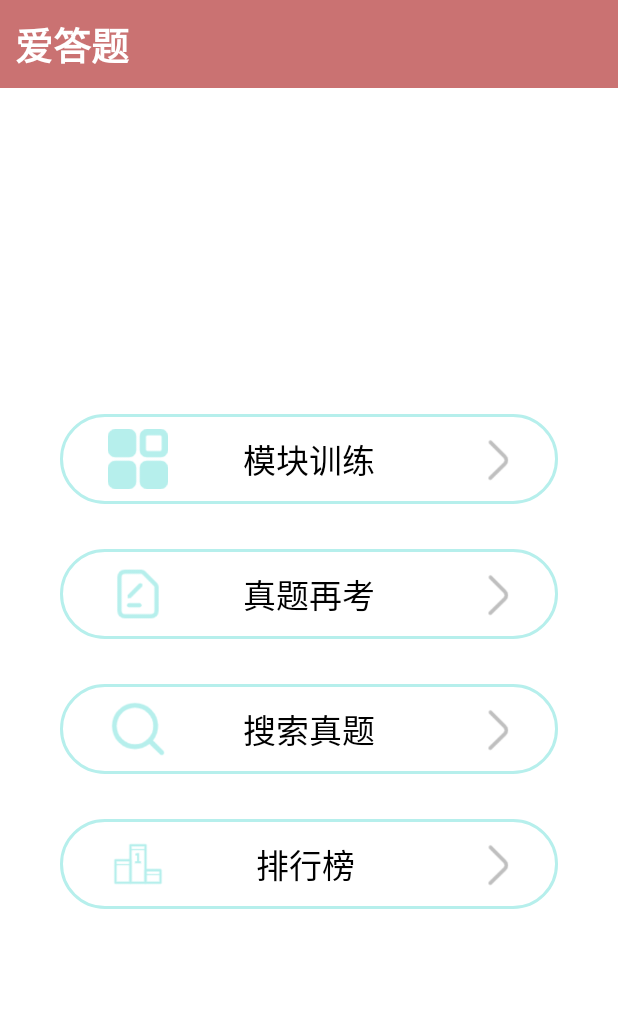
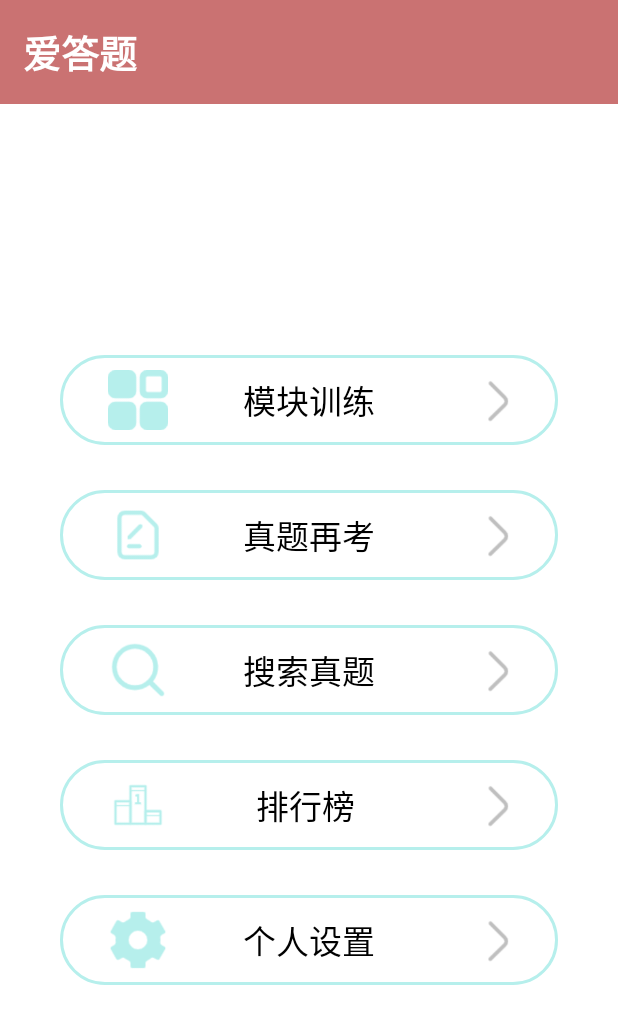
Before and after one commit to xukefaker/AndroidProject, an Android app: the HomeActivity screen opened directly, with no data from a screen before it, on a phone screen of 412 x 824 dp. Shown: the top 1024 px of the screen. Run offline under Robolectric (Android 15) with nearby library versions, the phone set to English and light mode, and no system bars; libraries missing offline, so code that uses them is left out: com.alibaba.fastjson, com.powater.common.

```diff
--- a/app/src/main/AndroidManifest.xml
+++ b/app/src/main/AndroidManifest.xml
@@ -25,7 +25,8 @@
                 <category android:name="android.intent.category.LAUNCHER" />
             </intent-filter>
         </activity>
-
+   <activity android:name=".QuestionTypeActivity"/>
+        <activity android:name=".QuestionAnswerActivity"/>
     </application>
 
 </manifest>
--- /dev/null
+++ b/app/src/main/res/drawable/question_type_btn_bg1.xml
@@ -0,0 +1,6 @@
+<?xml version="1.0" encoding="utf-8"?>
+<shape xmlns:android="http://schemas.android.com/apk/res/android">
+    <stroke android:color="#B6EFEC" android:width="2dp"/>
+
+
+</shape>
--- /dev/null
+++ b/app/src/main/res/drawable/question_type_btn_bg2.xml
@@ -0,0 +1,6 @@
+<?xml version="1.0" encoding="utf-8"?>
+<shape xmlns:android="http://schemas.android.com/apk/res/android">
+    <stroke android:color="#B6EFEC" android:width="2dp"/>
+    <solid android:color="#B6EFEC"/>
+
+</shape>
--- a/app/src/main/res/layout/activity_home.xml
+++ b/app/src/main/res/layout/activity_home.xml
@@ -8,7 +8,7 @@
       android:layout_width="match_parent"
       android:layout_height="wrap_content"
       android:text="爱答题"
-      android:padding="10dp"
+      android:padding="15dp"
       android:textAlignment="textStart"
       android:textColor="@color/white"
       android:textStyle="bold"
@@ -159,6 +159,40 @@
 
 
   </LinearLayout>
+  <LinearLayout
+      android:layout_width="match_parent"
+      android:layout_height="60dp"
+      android:background="@drawable/home_btn_bg1"
+      android:layout_marginLeft="40dp"
+      android:layout_marginRight="40dp"
+      android:layout_marginTop="30dp"
+      android:orientation="horizontal">
+    <ImageView
+        android:layout_width="wrap_content"
+        android:layout_height="match_parent"
+        android:src="@drawable/home_icon6"
+        android:layout_margin="10dp"
+        android:paddingLeft="10dp"/>
+    <TextView
+        android:layout_width="wrap_content"
+        android:layout_height="match_parent"
+        android:text="个人设置"
+        android:textColor="@color/black"
+        android:textAlignment="center"
+        android:layout_gravity="center"
+        android:gravity="center"
+        android:layout_weight="1"
+        android:textSize="22sp"
+        />
+    <ImageView
+        android:layout_width="wrap_content"
+        android:layout_height="match_parent"
+        android:src="@drawable/home_icon2"
+        android:layout_margin="10dp"
+        android:paddingLeft="10dp"/>
+
+
+  </LinearLayout>
 
   <TextView
       android:layout_width="match_parent"
```
Also changed, not shown: app/src/main/java/com/example/test/HomeActivity.java (+5 -1 lines), app/src/main/java/com/example/test/LoginActivity.java (+0 -3 lines), app/src/main/java/com/example/test/QuestionAnswerActivity.java (added, +88 -0 lines), app/src/main/java/com/example/test/QuestionTypeActivity.java (added, +82 -0 lines), app/src/main/java/com/example/test/SplashActivity.java (+6 -4 lines), app/src/main/java/com/example/test/adapter/QuestionTypeAdapter.java (added, +50 -0 lines), app/src/main/java/com/example/test/constrant/ENetworkPath.java (+1 -1 lines), app/src/main/java/com/example/test/dto/QuestionDTO.java (+42 -1 lines), app/src/main/java/com/example/test/dto/QuestionTypeDTO.java (+30 -1 lines), app/src/main/java/com/example/test/fragment/QuestionFragment.java (added, +42 -0 lines), app/src/main/res/layout/activity_question_answer.xml (added, +52 -0 lines), app/src/main/res/layout/activity_question_type.xml (added, +37 -0 lines), app/src/main/res/layout/fragment_question_show.xml (added, +68 -0 lines), app/src/main/res/layout/list_item.xml (added, +36 -0 lines), 2 more files.
